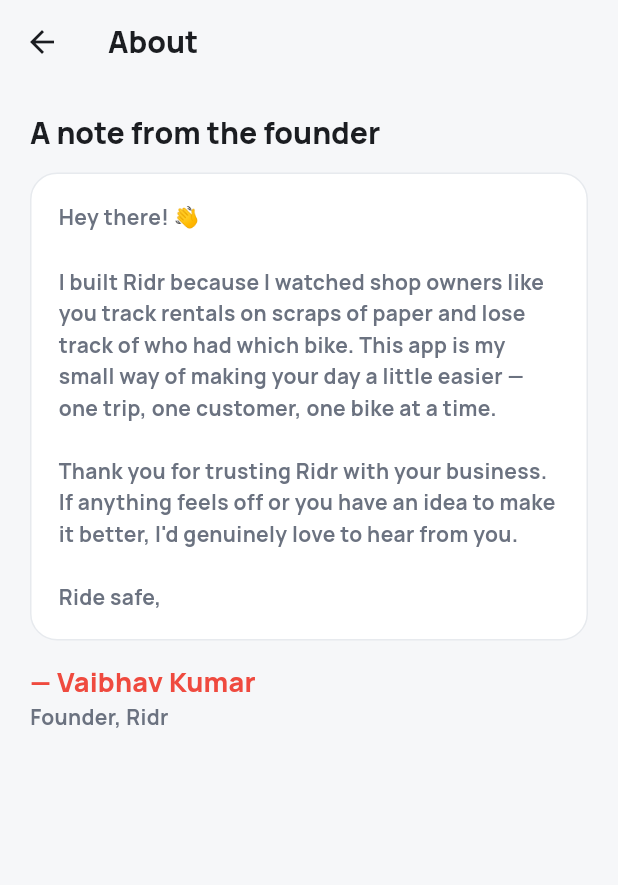
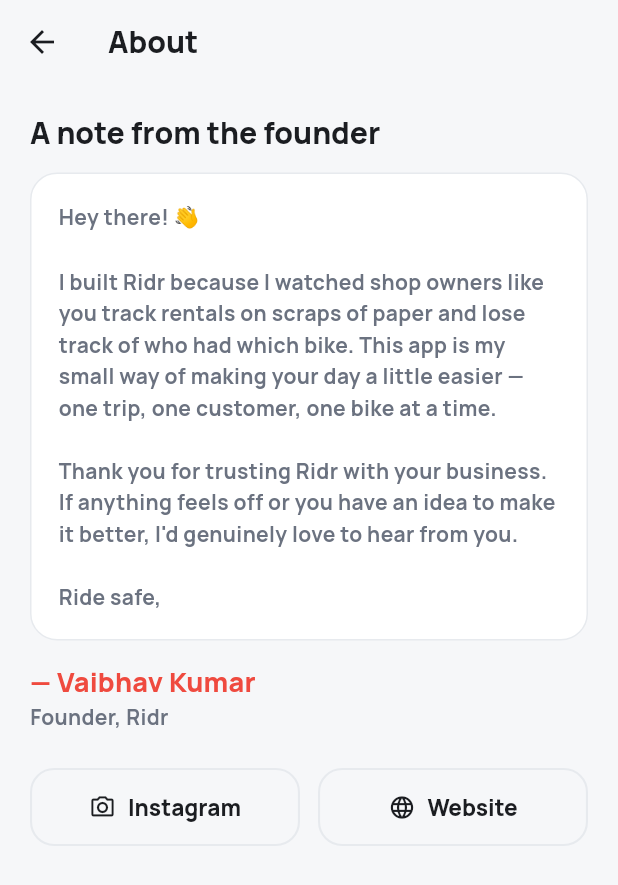
Before and after one commit to vaibhavvkumarr/ridrepo, a Flutter app: the AboutScreen screen opened directly, on a phone screen of 412 x 824 dp. Shown: the top 885 px of the screen. Run offline on Flutter 3.47's test engine with Material 3 defaults, Android fonts, the phone set to English and light mode, and no system bars; our stand-ins replace google_fonts, image_picker, share_plus, shared_preferences, sqflite; accounts and stored records are empty.

Commit message:
25th commit

```diff
--- a/lib/screens/about_screen.dart
+++ b/lib/screens/about_screen.dart
@@ -1,9 +1,23 @@
 import 'package:flutter/material.dart';
+import 'package:url_launcher/url_launcher.dart';
 
 import '../theme/app_theme.dart';
 
+const _instagramUrl = 'https://www.instagram.com/vaibhavvkumar/';
+const _websiteUrl = 'https://vaibhavvkumarr.github.io/ridrforyou/';
+
 class AboutScreen extends StatelessWidget {
   const AboutScreen({super.key});
+
+  Future<void> _openUrl(BuildContext context, String url) async {
+    final launched =
+        await launchUrl(Uri.parse(url), mode: LaunchMode.externalApplication);
+    if (!launched && context.mounted) {
+      ScaffoldMessenger.of(context).showSnackBar(
+        const SnackBar(content: Text('Could not open the link.')),
+      );
+    }
+  }
 
   @override
   Widget build(BuildContext context) {
@@ -44,6 +58,26 @@
                     ?.copyWith(color: AppColors.primaryRed)),
             Text('Founder, Ridr',
                 style: TextStyle(color: AppColors.textSecondary)),
+            const SizedBox(height: 24),
+            Row(
+              children: [
+                Expanded(
+                  child: OutlinedButton.icon(
+                    onPressed: () => _openUrl(context, _instagramUrl),
+                    icon: const Icon(Icons.camera_alt_outlined, size: 18),
+                    label: const Text('Instagram'),
+                  ),
+                ),
+                const SizedBox(width: 12),
+                Expanded(
+                  child: OutlinedButton.icon(
+                    onPressed: () => _openUrl(context, _websiteUrl),
+                    icon: const Icon(Icons.language_rounded, size: 18),
+                    label: const Text('Website'),
+                  ),
+                ),
+              ],
+            ),
           ],
         ),
       ),
```
Also changed, not shown: lib/main.dart (+2 -31 lines), lib/screens/splash_screen.dart (added, +86 -0 lines).
